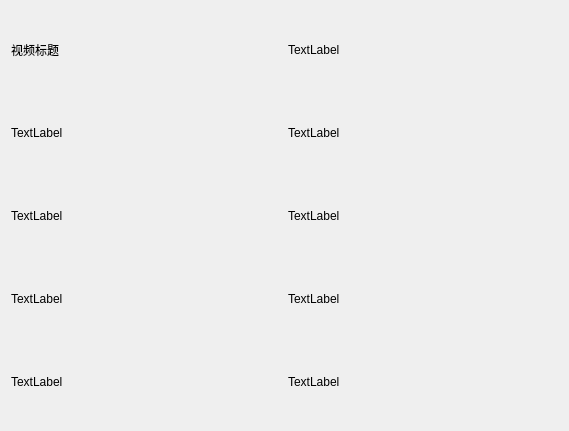
First picture: the form in sVanilla/src/ClientUi/VideoList/VideoDetailWidget.ui, repository WangPengZhan/sVanilla, before the edit.
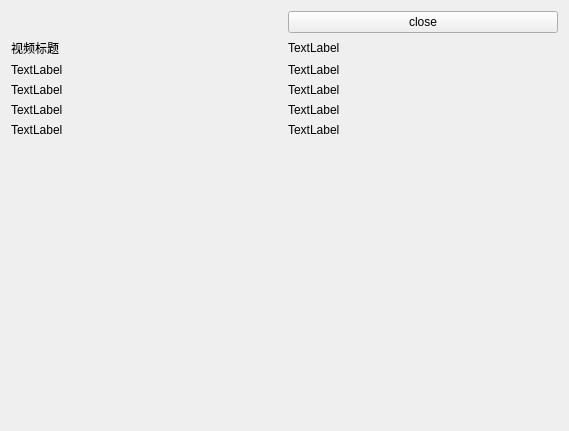
Second picture: the form after the edit.

Commit message: feat(client): add video detail panel close btn

What changed in the file:
```diff
--- a/sVanilla/src/ClientUi/VideoList/VideoDetailWidget.ui
+++ b/sVanilla/src/ClientUi/VideoList/VideoDetailWidget.ui
@@ -11,75 +11,104 @@
    </rect>
   </property>
   <layout class="QGridLayout" name="VideoDetailLayout">
-   <item row="1" column="1">
-    <widget class="QLabel" name="label_4">
-     <property name="text">
-      <string>TextLabel</string>
-     </property>
-    </widget>
-   </item>
    <item row="2" column="1">
+    <widget class="QLabel" name="label_4">
+     <property name="text">
+      <string>TextLabel</string>
+     </property>
+    </widget>
+   </item>
+   <item row="3" column="1">
     <widget class="QLabel" name="label_6">
      <property name="text">
       <string>TextLabel</string>
      </property>
     </widget>
    </item>
-   <item row="0" column="1">
+   <item row="1" column="1">
     <widget class="QLabel" name="label_2">
      <property name="text">
       <string>TextLabel</string>
      </property>
     </widget>
    </item>
-   <item row="1" column="0">
+   <item row="5" column="1">
+    <widget class="QLabel" name="label_10">
+     <property name="text">
+      <string>TextLabel</string>
+     </property>
+    </widget>
+   </item>
+   <item row="2" column="0">
     <widget class="QLabel" name="label_3">
      <property name="text">
       <string>TextLabel</string>
      </property>
     </widget>
    </item>
-   <item row="0" column="0">
+   <item row="1" column="0">
     <widget class="QLabel" name="label">
      <property name="text">
       <string>视频标题</string>
      </property>
     </widget>
    </item>
-   <item row="2" column="0">
+   <item row="3" column="0">
     <widget class="QLabel" name="label_5">
      <property name="text">
       <string>TextLabel</string>
      </property>
     </widget>
    </item>
-   <item row="3" column="1">
+   <item row="4" column="1">
     <widget class="QLabel" name="label_8">
      <property name="text">
       <string>TextLabel</string>
      </property>
     </widget>
    </item>
-   <item row="3" column="0">
-    <widget class="QLabel" name="label_7">
-     <property name="text">
-      <string>TextLabel</string>
-     </property>
-    </widget>
-   </item>
    <item row="4" column="0">
+    <widget class="QLabel" name="label_7">
+     <property name="text">
+      <string>TextLabel</string>
+     </property>
+    </widget>
+   </item>
+   <item row="0" column="1">
+    <widget class="QPushButton" name="DetailPanelCloseBtn">
+     <property name="sizePolicy">
+      <sizepolicy hsizetype="Minimum" vsizetype="Minimum">
+       <horstretch>0</horstretch>
+       <verstretch>0</verstretch>
+      </sizepolicy>
+     </property>
+     <property name="layoutDirection">
+      <enum>Qt::LeftToRight</enum>
+     </property>
+     <property name="text">
+      <string>close</string>
+     </property>
+    </widget>
+   </item>
+   <item row="5" column="0">
     <widget class="QLabel" name="label_9">
      <property name="text">
       <string>TextLabel</string>
      </property>
     </widget>
    </item>
-   <item row="4" column="1">
-    <widget class="QLabel" name="label_10">
-     <property name="text">
-      <string>TextLabel</string>
+   <item row="6" column="0">
+    <spacer name="verticalSpacer">
+     <property name="orientation">
+      <enum>Qt::Vertical</enum>
      </property>
-    </widget>
+     <property name="sizeHint" stdset="0">
+      <size>
+       <width>20</width>
+       <height>40</height>
+      </size>
+     </property>
+    </spacer>
    </item>
   </layout>
  </widget>
```
The commit also changes 1 other file.
